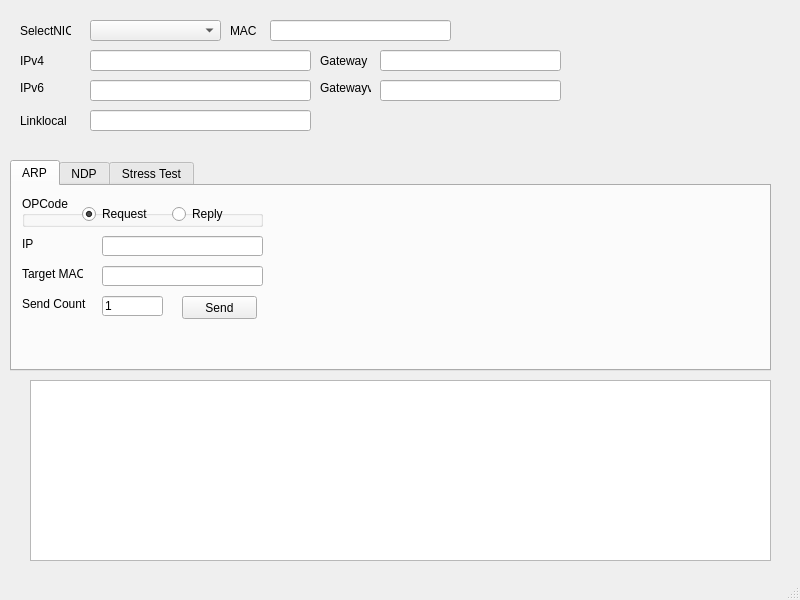
Hankhehe/SendPacket, file UISample.ui: the form before one commit.
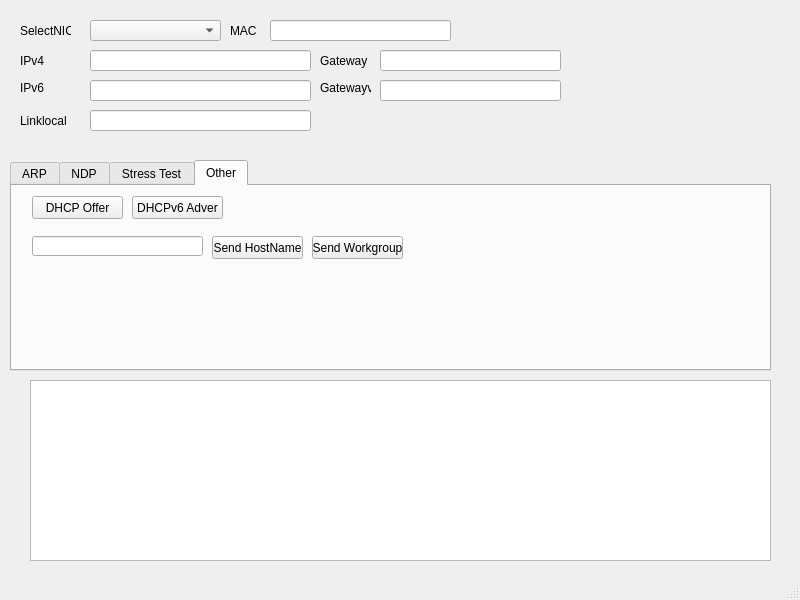
The form after the commit. The open tabs and pages were chosen to show the change.

```diff
--- a/UISample.ui
+++ b/UISample.ui
@@ -586,6 +586,73 @@
       </property>
      </widget>
     </widget>
+    <widget class="QWidget" name="tab_4">
+     <attribute name="title">
+      <string>Other</string>
+     </attribute>
+     <widget class="QPushButton" name="pushButton_Other_DHCPv4Offer">
+      <property name="geometry">
+       <rect>
+        <x>20</x>
+        <y>10</y>
+        <width>91</width>
+        <height>23</height>
+       </rect>
+      </property>
+      <property name="text">
+       <string>DHCP Offer</string>
+      </property>
+     </widget>
+     <widget class="QPushButton" name="pushButton_Other_DHCPv6Adver">
+      <property name="geometry">
+       <rect>
+        <x>120</x>
+        <y>10</y>
+        <width>91</width>
+        <height>23</height>
+       </rect>
+      </property>
+      <property name="text">
+       <string>DHCPv6 Adver</string>
+      </property>
+     </widget>
+     <widget class="QPushButton" name="pushButton_Other_SendHostName">
+      <property name="geometry">
+       <rect>
+        <x>200</x>
+        <y>50</y>
+        <width>91</width>
+        <height>23</height>
+       </rect>
+      </property>
+      <property name="text">
+       <string>Send HostName</string>
+      </property>
+     </widget>
+     <widget class="QLineEdit" name="lineEdit_Other_NBNSResponse">
+      <property name="geometry">
+       <rect>
+        <x>20</x>
+        <y>50</y>
+        <width>171</width>
+        <height>20</height>
+       </rect>
+      </property>
+     </widget>
+     <widget class="QPushButton" name="pushButton_Other_SendWorkgroup">
+      <property name="geometry">
+       <rect>
+        <x>300</x>
+        <y>50</y>
+        <width>91</width>
+        <height>23</height>
+       </rect>
+      </property>
+      <property name="text">
+       <string>Send Workgroup</string>
+      </property>
+     </widget>
+    </widget>
    </widget>
    <widget class="QPlainTextEdit" name="plainTextEdit_PrintMessage">
     <property name="geometry">
```
